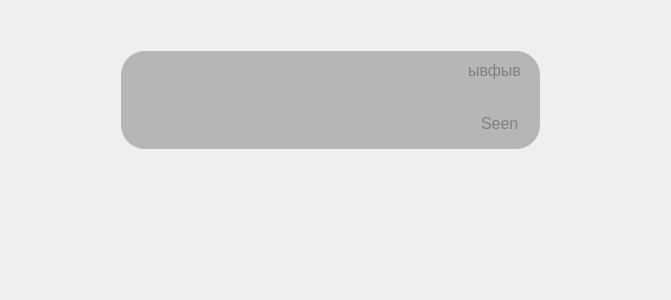
The window that Zcord/GUI/Chat/ServiceMessage.ui (DmitryGorny/Zcord) describes before a commit, drawn with Qt 5.
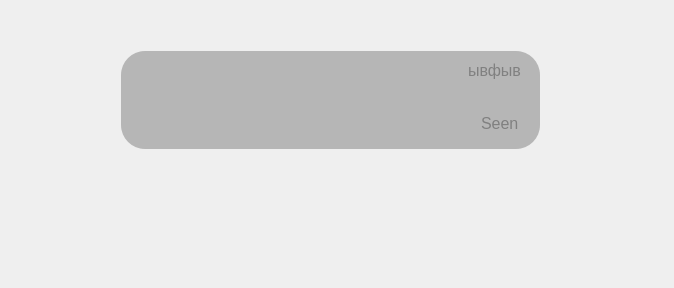
The same window after the commit.

The edit to the form file:
```diff
--- a/Zcord/GUI/Chat/ServiceMessage.ui
+++ b/Zcord/GUI/Chat/ServiceMessage.ui
@@ -6,8 +6,8 @@
    <rect>
     <x>0</x>
     <y>0</y>
-    <width>671</width>
-    <height>300</height>
+    <width>674</width>
+    <height>288</height>
    </rect>
   </property>
   <property name="windowTitle">
```
